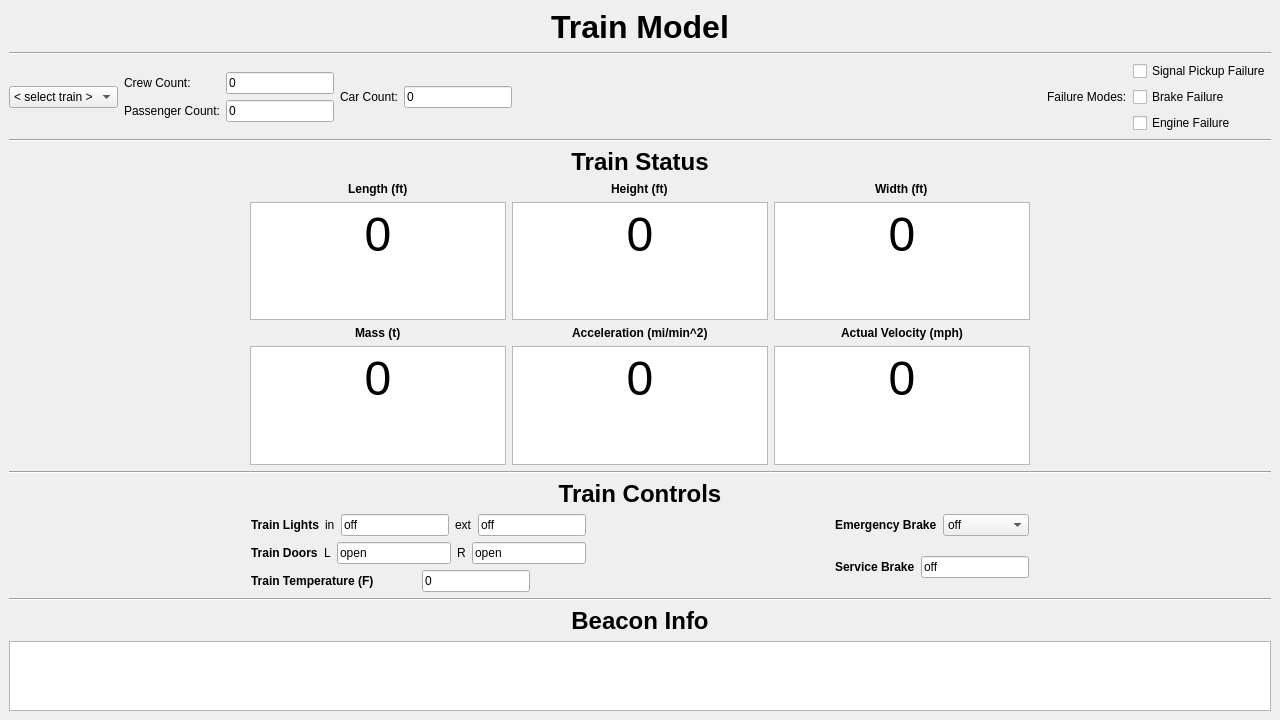
This is Modules/Train_Model/Frontend/Train_Model_UI.ui in keshavshankar08/ECE1140 as Qt 5 draws it before an edit. The edited form follows.
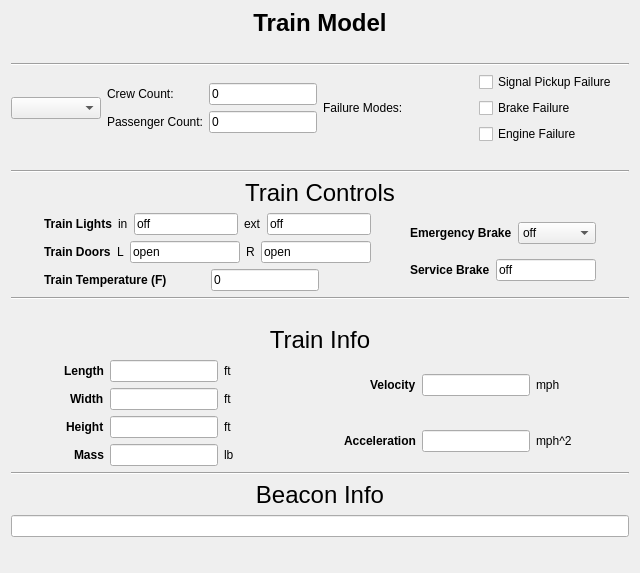
This is the edited form.

```diff
--- a/Modules/Train_Model/Frontend/Train_Model_UI.ui
+++ b/Modules/Train_Model/Frontend/Train_Model_UI.ui
@@ -6,14 +6,14 @@
    <rect>
     <x>0</x>
     <y>0</y>
-    <width>1280</width>
-    <height>720</height>
+    <width>640</width>
+    <height>573</height>
    </rect>
   </property>
   <property name="maximumSize">
    <size>
-    <width>1280</width>
-    <height>720</height>
+    <width>640</width>
+    <height>573</height>
    </size>
   </property>
   <property name="font">
@@ -28,21 +28,56 @@
    <property name="mouseTracking">
     <bool>false</bool>
    </property>
-   <layout class="QVBoxLayout" name="verticalLayout_4">
+   <layout class="QGridLayout" name="gridLayout_2">
+    <item row="0" column="0">
+     <spacer name="horizontalSpacer_2">
+      <property name="orientation">
+       <enum>Qt::Horizontal</enum>
+      </property>
+      <property name="sizeHint" stdset="0">
+       <size>
+        <width>40</width>
+        <height>20</height>
+       </size>
+      </property>
+     </spacer>
+    </item>
+    <item row="0" column="1">
+     <layout class="QVBoxLayout" name="verticalLayout_11">
     <item>
      <widget class="QLabel" name="label_6">
       <property name="text">
-       <string>&lt;html&gt;&lt;head/&gt;&lt;body&gt;&lt;p align=&quot;center&quot;&gt;&lt;span style=&quot; font-size:24pt; font-weight:600;&quot;&gt;Train Model&lt;/span&gt;&lt;/p&gt;&lt;/body&gt;&lt;/html&gt;</string>
+         <string>&lt;html&gt;&lt;head/&gt;&lt;body&gt;&lt;p align=&quot;center&quot;&gt;&lt;span style=&quot; font-size:18pt; font-weight:600;&quot;&gt;Train Model&lt;/span&gt;&lt;/p&gt;&lt;/body&gt;&lt;/html&gt;</string>
       </property>
      </widget>
     </item>
     <item>
-     <widget class="Line" name="line_4">
+       <spacer name="horizontalSpacer_5">
       <property name="orientation">
        <enum>Qt::Horizontal</enum>
       </property>
-     </widget>
-    </item>
+        <property name="sizeHint" stdset="0">
+         <size>
+          <width>40</width>
+          <height>20</height>
+         </size>
+        </property>
+       </spacer>
+      </item>
+      <item>
+       <widget class="Line" name="line">
+        <property name="orientation">
+         <enum>Qt::Horizontal</enum>
+        </property>
+       </widget>
+      </item>
+      <item>
+       <layout class="QVBoxLayout" name="verticalLayout_10">
+        <item>
+         <layout class="QVBoxLayout" name="verticalLayout_17"/>
+        </item>
+        <item>
+         <layout class="QVBoxLayout" name="verticalLayout_9">
     <item>
      <layout class="QHBoxLayout" name="horizontalLayout_9">
       <item>
@@ -94,44 +129,7 @@
          </layout>
         </item>
         <item row="0" column="0">
-         <widget class="QComboBox" name="trainSelectComboBox">
-          <item>
-           <property name="text">
-            <string>&lt; select train &gt;</string>
-           </property>
-          </item>
-         </widget>
-        </item>
-       </layout>
-      </item>
-      <item>
-       <layout class="QHBoxLayout" name="horizontalLayout_4">
-        <item>
-         <widget class="QLabel" name="label_5">
-          <property name="text">
-           <string>Car Count:</string>
-          </property>
-         </widget>
-        </item>
-        <item alignment="Qt::AlignLeft">
-         <widget class="QLineEdit" name="lineEdit_3">
-          <property name="text">
-           <string>0</string>
-          </property>
-         </widget>
-        </item>
-        <item>
-         <spacer name="horizontalSpacer_2">
-          <property name="orientation">
-           <enum>Qt::Horizontal</enum>
-          </property>
-          <property name="sizeHint" stdset="0">
-           <size>
-            <width>40</width>
-            <height>20</height>
-           </size>
-          </property>
-         </spacer>
+               <widget class="QComboBox" name="trainSelectComboBox"/>
         </item>
        </layout>
       </item>
@@ -174,277 +172,14 @@
      </layout>
     </item>
     <item>
-     <widget class="Line" name="line">
+           <spacer name="horizontalSpacer_7">
       <property name="orientation">
        <enum>Qt::Horizontal</enum>
       </property>
-     </widget>
-    </item>
-    <item>
-     <layout class="QVBoxLayout" name="verticalLayout_13">
-      <item>
-       <layout class="QGridLayout" name="gridLayout_2">
-        <item row="2" column="0">
-         <spacer name="horizontalSpacer_4">
-          <property name="orientation">
-           <enum>Qt::Horizontal</enum>
-          </property>
           <property name="sizeHint" stdset="0">
            <size>
             <width>40</width>
             <height>20</height>
-           </size>
-          </property>
-         </spacer>
-        </item>
-        <item row="1" column="2">
-         <layout class="QVBoxLayout" name="verticalLayout_8">
-          <item alignment="Qt::AlignHCenter">
-           <widget class="QLabel" name="label_10">
-            <property name="text">
-             <string>&lt;html&gt;&lt;head/&gt;&lt;body&gt;&lt;p&gt;&lt;span style=&quot; font-weight:600;&quot;&gt;Height (ft)&lt;/span&gt;&lt;/p&gt;&lt;/body&gt;&lt;/html&gt;</string>
-            </property>
-           </widget>
-          </item>
-          <item alignment="Qt::AlignHCenter|Qt::AlignVCenter">
-           <widget class="QTextEdit" name="heightDisplay">
-            <property name="readOnly">
-             <bool>true</bool>
-            </property>
-            <property name="html">
-             <string>&lt;!DOCTYPE HTML PUBLIC &quot;-//W3C//DTD HTML 4.0//EN&quot; &quot;http://www.w3.org/TR/REC-html40/strict.dtd&quot;&gt;
-&lt;html&gt;&lt;head&gt;&lt;meta name=&quot;qrichtext&quot; content=&quot;1&quot; /&gt;&lt;style type=&quot;text/css&quot;&gt;
-p, li { white-space: pre-wrap; }
-&lt;/style&gt;&lt;/head&gt;&lt;body style=&quot; font-family:'Arial'; font-size:13pt; font-weight:400; font-style:normal;&quot;&gt;
-&lt;p align=&quot;center&quot; style=&quot; margin-top:0px; margin-bottom:0px; margin-left:0px; margin-right:0px; -qt-block-indent:0; text-indent:0px;&quot;&gt;&lt;span style=&quot; font-size:36pt;&quot;&gt;0&lt;/span&gt;&lt;/p&gt;&lt;/body&gt;&lt;/html&gt;</string>
-            </property>
-           </widget>
-          </item>
-         </layout>
-        </item>
-        <item row="1" column="1">
-         <layout class="QVBoxLayout" name="verticalLayout_2">
-          <item alignment="Qt::AlignHCenter">
-           <widget class="QLabel" name="label_4">
-            <property name="text">
-             <string>&lt;html&gt;&lt;head/&gt;&lt;body&gt;&lt;p&gt;&lt;span style=&quot; font-weight:600;&quot;&gt;Length (ft)&lt;/span&gt;&lt;/p&gt;&lt;/body&gt;&lt;/html&gt;</string>
-            </property>
-           </widget>
-          </item>
-          <item alignment="Qt::AlignHCenter">
-           <widget class="QTextEdit" name="lengthDisplay">
-            <property name="readOnly">
-             <bool>true</bool>
-            </property>
-            <property name="html">
-             <string>&lt;!DOCTYPE HTML PUBLIC &quot;-//W3C//DTD HTML 4.0//EN&quot; &quot;http://www.w3.org/TR/REC-html40/strict.dtd&quot;&gt;
-&lt;html&gt;&lt;head&gt;&lt;meta name=&quot;qrichtext&quot; content=&quot;1&quot; /&gt;&lt;style type=&quot;text/css&quot;&gt;
-p, li { white-space: pre-wrap; }
-&lt;/style&gt;&lt;/head&gt;&lt;body style=&quot; font-family:'Arial'; font-size:13pt; font-weight:400; font-style:normal;&quot;&gt;
-&lt;p align=&quot;center&quot; style=&quot; margin-top:0px; margin-bottom:0px; margin-left:0px; margin-right:0px; -qt-block-indent:0; text-indent:0px;&quot;&gt;&lt;span style=&quot; font-size:36pt;&quot;&gt;0&lt;/span&gt;&lt;/p&gt;&lt;/body&gt;&lt;/html&gt;</string>
-            </property>
-           </widget>
-          </item>
-         </layout>
-        </item>
-        <item row="4" column="2">
-         <spacer name="verticalSpacer_7">
-          <property name="orientation">
-           <enum>Qt::Vertical</enum>
-          </property>
-          <property name="sizeHint" stdset="0">
-           <size>
-            <width>20</width>
-            <height>40</height>
-           </size>
-          </property>
-         </spacer>
-        </item>
-        <item row="6" column="2">
-         <spacer name="verticalSpacer_5">
-          <property name="orientation">
-           <enum>Qt::Vertical</enum>
-          </property>
-          <property name="sizeHint" stdset="0">
-           <size>
-            <width>20</width>
-            <height>40</height>
-           </size>
-          </property>
-         </spacer>
-        </item>
-        <item row="5" column="2">
-         <spacer name="verticalSpacer_6">
-          <property name="orientation">
-           <enum>Qt::Vertical</enum>
-          </property>
-          <property name="sizeHint" stdset="0">
-           <size>
-            <width>20</width>
-            <height>40</height>
-           </size>
-          </property>
-         </spacer>
-        </item>
-        <item row="2" column="2">
-         <layout class="QVBoxLayout" name="verticalLayout_11">
-          <item alignment="Qt::AlignHCenter">
-           <widget class="QLabel" name="label_13">
-            <property name="text">
-             <string>&lt;html&gt;&lt;head/&gt;&lt;body&gt;&lt;p&gt;&lt;span style=&quot; font-weight:600;&quot;&gt;Acceleration (mi/min^2)&lt;/span&gt;&lt;/p&gt;&lt;/body&gt;&lt;/html&gt;</string>
-            </property>
-           </widget>
-          </item>
-          <item>
-           <widget class="QTextEdit" name="accelDisplay">
-            <property name="readOnly">
-             <bool>true</bool>
-            </property>
-            <property name="html">
-             <string>&lt;!DOCTYPE HTML PUBLIC &quot;-//W3C//DTD HTML 4.0//EN&quot; &quot;http://www.w3.org/TR/REC-html40/strict.dtd&quot;&gt;
-&lt;html&gt;&lt;head&gt;&lt;meta name=&quot;qrichtext&quot; content=&quot;1&quot; /&gt;&lt;style type=&quot;text/css&quot;&gt;
-p, li { white-space: pre-wrap; }
-&lt;/style&gt;&lt;/head&gt;&lt;body style=&quot; font-family:'Arial'; font-size:13pt; font-weight:400; font-style:normal;&quot;&gt;
-&lt;p align=&quot;center&quot; style=&quot; margin-top:0px; margin-bottom:0px; margin-left:0px; margin-right:0px; -qt-block-indent:0; text-indent:0px;&quot;&gt;&lt;span style=&quot; font-size:36pt;&quot;&gt;0&lt;/span&gt;&lt;/p&gt;&lt;/body&gt;&lt;/html&gt;</string>
-            </property>
-           </widget>
-          </item>
-         </layout>
-        </item>
-        <item row="2" column="1">
-         <layout class="QVBoxLayout" name="verticalLayout_10">
-          <item alignment="Qt::AlignHCenter">
-           <widget class="QLabel" name="label_12">
-            <property name="text">
-             <string>&lt;html&gt;&lt;head/&gt;&lt;body&gt;&lt;p&gt;&lt;span style=&quot; font-weight:600;&quot;&gt;Mass (t)&lt;/span&gt;&lt;/p&gt;&lt;/body&gt;&lt;/html&gt;</string>
-            </property>
-           </widget>
-          </item>
-          <item alignment="Qt::AlignHCenter|Qt::AlignVCenter">
-           <widget class="QTextEdit" name="massDisplay">
-            <property name="readOnly">
-             <bool>true</bool>
-            </property>
-            <property name="html">
-             <string>&lt;!DOCTYPE HTML PUBLIC &quot;-//W3C//DTD HTML 4.0//EN&quot; &quot;http://www.w3.org/TR/REC-html40/strict.dtd&quot;&gt;
-&lt;html&gt;&lt;head&gt;&lt;meta name=&quot;qrichtext&quot; content=&quot;1&quot; /&gt;&lt;style type=&quot;text/css&quot;&gt;
-p, li { white-space: pre-wrap; }
-&lt;/style&gt;&lt;/head&gt;&lt;body style=&quot; font-family:'Arial'; font-size:13pt; font-weight:400; font-style:normal;&quot;&gt;
-&lt;p align=&quot;center&quot; style=&quot; margin-top:0px; margin-bottom:0px; margin-left:0px; margin-right:0px; -qt-block-indent:0; text-indent:0px;&quot;&gt;&lt;span style=&quot; font-size:36pt;&quot;&gt;0&lt;/span&gt;&lt;/p&gt;&lt;/body&gt;&lt;/html&gt;</string>
-            </property>
-           </widget>
-          </item>
-         </layout>
-        </item>
-        <item row="2" column="3">
-         <layout class="QVBoxLayout" name="verticalLayout_12">
-          <item alignment="Qt::AlignHCenter">
-           <widget class="QLabel" name="label_14">
-            <property name="text">
-             <string>&lt;html&gt;&lt;head/&gt;&lt;body&gt;&lt;p&gt;&lt;span style=&quot; font-weight:600;&quot;&gt;Actual Velocity (mph)&lt;/span&gt;&lt;/p&gt;&lt;/body&gt;&lt;/html&gt;</string>
-            </property>
-           </widget>
-          </item>
-          <item alignment="Qt::AlignHCenter|Qt::AlignVCenter">
-           <widget class="QTextEdit" name="velDisplay">
-            <property name="readOnly">
-             <bool>true</bool>
-            </property>
-            <property name="html">
-             <string>&lt;!DOCTYPE HTML PUBLIC &quot;-//W3C//DTD HTML 4.0//EN&quot; &quot;http://www.w3.org/TR/REC-html40/strict.dtd&quot;&gt;
-&lt;html&gt;&lt;head&gt;&lt;meta name=&quot;qrichtext&quot; content=&quot;1&quot; /&gt;&lt;style type=&quot;text/css&quot;&gt;
-p, li { white-space: pre-wrap; }
-&lt;/style&gt;&lt;/head&gt;&lt;body style=&quot; font-family:'Arial'; font-size:13pt; font-weight:400; font-style:normal;&quot;&gt;
-&lt;p align=&quot;center&quot; style=&quot; margin-top:0px; margin-bottom:0px; margin-left:0px; margin-right:0px; -qt-block-indent:0; text-indent:0px;&quot;&gt;&lt;span style=&quot; font-size:36pt;&quot;&gt;0&lt;/span&gt;&lt;/p&gt;&lt;/body&gt;&lt;/html&gt;</string>
-            </property>
-           </widget>
-          </item>
-         </layout>
-        </item>
-        <item row="0" column="2">
-         <widget class="QLabel" name="label_15">
-          <property name="text">
-           <string>&lt;html&gt;&lt;head/&gt;&lt;body&gt;&lt;p align=&quot;center&quot;&gt;&lt;span style=&quot; font-size:18pt; font-weight:600;&quot;&gt;Train Status&lt;/span&gt;&lt;/p&gt;&lt;/body&gt;&lt;/html&gt;</string>
-          </property>
-         </widget>
-        </item>
-        <item row="3" column="2">
-         <spacer name="verticalSpacer_4">
-          <property name="orientation">
-           <enum>Qt::Vertical</enum>
-          </property>
-          <property name="sizeHint" stdset="0">
-           <size>
-            <width>20</width>
-            <height>40</height>
-           </size>
-          </property>
-         </spacer>
-        </item>
-        <item row="1" column="3">
-         <layout class="QVBoxLayout" name="verticalLayout_9">
-          <item alignment="Qt::AlignHCenter">
-           <widget class="QLabel" name="label_11">
-            <property name="text">
-             <string>&lt;html&gt;&lt;head/&gt;&lt;body&gt;&lt;p&gt;&lt;span style=&quot; font-weight:600;&quot;&gt;Width (ft)&lt;/span&gt;&lt;/p&gt;&lt;/body&gt;&lt;/html&gt;</string>
-            </property>
-           </widget>
-          </item>
-          <item alignment="Qt::AlignHCenter|Qt::AlignVCenter">
-           <widget class="QTextEdit" name="widthDisplay">
-            <property name="readOnly">
-             <bool>true</bool>
-            </property>
-            <property name="html">
-             <string>&lt;!DOCTYPE HTML PUBLIC &quot;-//W3C//DTD HTML 4.0//EN&quot; &quot;http://www.w3.org/TR/REC-html40/strict.dtd&quot;&gt;
-&lt;html&gt;&lt;head&gt;&lt;meta name=&quot;qrichtext&quot; content=&quot;1&quot; /&gt;&lt;style type=&quot;text/css&quot;&gt;
-p, li { white-space: pre-wrap; }
-&lt;/style&gt;&lt;/head&gt;&lt;body style=&quot; font-family:'Arial'; font-size:13pt; font-weight:400; font-style:normal;&quot;&gt;
-&lt;p align=&quot;center&quot; style=&quot; margin-top:0px; margin-bottom:0px; margin-left:0px; margin-right:0px; -qt-block-indent:0; text-indent:0px;&quot;&gt;&lt;span style=&quot; font-size:36pt;&quot;&gt;0&lt;/span&gt;&lt;/p&gt;&lt;/body&gt;&lt;/html&gt;</string>
-            </property>
-           </widget>
-          </item>
-         </layout>
-        </item>
-        <item row="7" column="2">
-         <spacer name="verticalSpacer_3">
-          <property name="orientation">
-           <enum>Qt::Vertical</enum>
-          </property>
-          <property name="sizeHint" stdset="0">
-           <size>
-            <width>20</width>
-            <height>40</height>
-           </size>
-          </property>
-         </spacer>
-        </item>
-        <item row="2" column="4">
-         <spacer name="horizontalSpacer_5">
-          <property name="orientation">
-           <enum>Qt::Horizontal</enum>
-          </property>
-          <property name="sizeHint" stdset="0">
-           <size>
-            <width>40</width>
-            <height>20</height>
-           </size>
-          </property>
-         </spacer>
-        </item>
-       </layout>
-      </item>
-     </layout>
-    </item>
-    <item>
-     <spacer name="verticalSpacer_2">
-      <property name="orientation">
-       <enum>Qt::Vertical</enum>
-      </property>
-      <property name="sizeHint" stdset="0">
-       <size>
-        <width>20</width>
-        <height>13</height>
        </size>
       </property>
      </spacer>
@@ -457,24 +192,15 @@
      </widget>
     </item>
     <item>
-     <spacer name="verticalSpacer">
-      <property name="orientation">
-       <enum>Qt::Vertical</enum>
-      </property>
-      <property name="sizeHint" stdset="0">
-       <size>
-        <width>20</width>
-        <height>13</height>
-       </size>
-      </property>
-     </spacer>
-    </item>
+           <layout class="QVBoxLayout" name="verticalLayout_8">
+            <item>
+             <layout class="QVBoxLayout" name="verticalLayout_7">
     <item>
      <layout class="QVBoxLayout" name="verticalLayout_16">
       <item>
        <widget class="QLabel" name="label_16">
         <property name="text">
-         <string>&lt;html&gt;&lt;head/&gt;&lt;body&gt;&lt;p align=&quot;center&quot;&gt;&lt;span style=&quot; font-size:18pt; font-weight:600;&quot;&gt;Train Controls&lt;/span&gt;&lt;/p&gt;&lt;/body&gt;&lt;/html&gt;</string>
+                   <string>&lt;html&gt;&lt;head/&gt;&lt;body&gt;&lt;p align=&quot;center&quot;&gt;&lt;span style=&quot; font-size:18pt;&quot;&gt;Train Controls&lt;/span&gt;&lt;/p&gt;&lt;/body&gt;&lt;/html&gt;</string>
         </property>
        </widget>
       </item>
@@ -511,7 +237,7 @@
               </property>
              </widget>
             </item>
-            <item>
+                      <item alignment="Qt::AlignRight">
              <widget class="QLineEdit" name="intLightDisplay">
               <property name="text">
                <string>off</string>
@@ -657,14 +383,11 @@
               </property>
              </widget>
             </item>
-            <item alignment="Qt::AlignHCenter|Qt::AlignVCenter">
+                      <item alignment="Qt::AlignRight">
              <widget class="QLineEdit" name="sBrakeDisplay">
               <property name="text">
                <string>off</string>
               </property>
-              <property name="readOnly">
-               <bool>true</bool>
-              </property>
              </widget>
             </item>
            </layout>
@@ -688,45 +411,6 @@
       </item>
      </layout>
     </item>
-    <item>
-     <spacer name="verticalSpacer_9">
-      <property name="orientation">
-       <enum>Qt::Vertical</enum>
-      </property>
-      <property name="sizeHint" stdset="0">
-       <size>
-        <width>20</width>
-        <height>13</height>
-       </size>
-      </property>
-     </spacer>
-    </item>
-    <item>
-     <spacer name="verticalSpacer_10">
-      <property name="orientation">
-       <enum>Qt::Vertical</enum>
-      </property>
-      <property name="sizeHint" stdset="0">
-       <size>
-        <width>20</width>
-        <height>13</height>
-       </size>
-      </property>
-     </spacer>
-    </item>
-    <item>
-     <spacer name="verticalSpacer_8">
-      <property name="orientation">
-       <enum>Qt::Vertical</enum>
-      </property>
-      <property name="sizeHint" stdset="0">
-       <size>
-        <width>20</width>
-        <height>13</height>
-       </size>
-      </property>
-     </spacer>
-    </item>
     <item>
      <widget class="Line" name="line_3">
       <property name="orientation">
@@ -735,26 +419,247 @@
      </widget>
     </item>
     <item>
-     <layout class="QVBoxLayout" name="verticalLayout_17">
+               <spacer name="horizontalSpacer_8">
+                <property name="orientation">
+                 <enum>Qt::Horizontal</enum>
+                </property>
+                <property name="sizeHint" stdset="0">
+                 <size>
+                  <width>40</width>
+                  <height>20</height>
+                 </size>
+                </property>
+               </spacer>
+              </item>
+              <item>
+               <layout class="QVBoxLayout" name="verticalLayout_6">
+                <item>
+                 <widget class="QLabel" name="label_25">
+                  <property name="text">
+                   <string>&lt;html&gt;&lt;head/&gt;&lt;body&gt;&lt;p align=&quot;center&quot;&gt;&lt;span style=&quot; font-size:18pt;&quot;&gt;Train Info&lt;/span&gt;&lt;/p&gt;&lt;/body&gt;&lt;/html&gt;</string>
+                  </property>
+                 </widget>
+                </item>
+                <item>
+                 <layout class="QHBoxLayout" name="horizontalLayout_17">
+                  <item>
+                   <layout class="QVBoxLayout" name="verticalLayout_2">
+                    <item>
+                     <layout class="QHBoxLayout" name="horizontalLayout_4">
+                      <item alignment="Qt::AlignRight">
+                       <widget class="QLabel" name="label_4">
+                        <property name="text">
+                         <string>&lt;html&gt;&lt;head/&gt;&lt;body&gt;&lt;p&gt;&lt;span style=&quot; font-weight:600;&quot;&gt;Length&lt;/span&gt;&lt;/p&gt;&lt;/body&gt;&lt;/html&gt;</string>
+                        </property>
+                       </widget>
+                      </item>
+                      <item alignment="Qt::AlignRight">
+                       <widget class="QLineEdit" name="lengthDisplay">
+                        <property name="readOnly">
+                         <bool>true</bool>
+                        </property>
+                       </widget>
+                      </item>
+                      <item>
+                       <widget class="QLabel" name="label_11">
+                        <property name="text">
+                         <string>ft</string>
+                        </property>
+                       </widget>
+                      </item>
+                     </layout>
+                    </item>
+                    <item>
+                     <layout class="QHBoxLayout" name="horizontalLayout_12">
+                      <item alignment="Qt::AlignRight">
+                       <widget class="QLabel" name="label_5">
+                        <property name="text">
+                         <string>&lt;html&gt;&lt;head/&gt;&lt;body&gt;&lt;p&gt;&lt;span style=&quot; font-weight:600;&quot;&gt;Width&lt;/span&gt;&lt;/p&gt;&lt;/body&gt;&lt;/html&gt;</string>
+                        </property>
+                       </widget>
+                      </item>
+                      <item alignment="Qt::AlignRight">
+                       <widget class="QLineEdit" name="widthDisplay">
+                        <property name="readOnly">
+                         <bool>true</bool>
+                        </property>
+                       </widget>
+                      </item>
+                      <item>
+                       <widget class="QLabel" name="label_12">
+                        <property name="text">
+                         <string>ft</string>
+                        </property>
+                       </widget>
+                      </item>
+                     </layout>
+                    </item>
+                    <item>
+                     <layout class="QHBoxLayout" name="horizontalLayout_13">
+                      <item alignment="Qt::AlignRight">
+                       <widget class="QLabel" name="label_7">
+                        <property name="text">
+                         <string>&lt;html&gt;&lt;head/&gt;&lt;body&gt;&lt;p&gt;&lt;span style=&quot; font-weight:600;&quot;&gt;Height&lt;/span&gt;&lt;/p&gt;&lt;/body&gt;&lt;/html&gt;</string>
+                        </property>
+                       </widget>
+                      </item>
+                      <item alignment="Qt::AlignRight">
+                       <widget class="QLineEdit" name="heightDisplay">
+                        <property name="readOnly">
+                         <bool>true</bool>
+                        </property>
+                       </widget>
+                      </item>
+                      <item>
+                       <widget class="QLabel" name="label_13">
+                        <property name="text">
+                         <string>ft</string>
+                        </property>
+                       </widget>
+                      </item>
+                     </layout>
+                    </item>
+                    <item>
+                     <layout class="QHBoxLayout" name="horizontalLayout_14">
+                      <item alignment="Qt::AlignRight">
+                       <widget class="QLabel" name="label_8">
+                        <property name="text">
+                         <string>&lt;html&gt;&lt;head/&gt;&lt;body&gt;&lt;p&gt;&lt;span style=&quot; font-weight:600;&quot;&gt;Mass&lt;/span&gt;&lt;/p&gt;&lt;/body&gt;&lt;/html&gt;</string>
+                        </property>
+                       </widget>
+                      </item>
+                      <item alignment="Qt::AlignRight">
+                       <widget class="QLineEdit" name="massDisplay">
+                        <property name="readOnly">
+                         <bool>true</bool>
+                        </property>
+                       </widget>
+                      </item>
+                      <item>
+                       <widget class="QLabel" name="label_14">
+                        <property name="text">
+                         <string>lb</string>
+                        </property>
+                       </widget>
+                      </item>
+                     </layout>
+                    </item>
+                   </layout>
+                  </item>
+                  <item>
+                   <layout class="QVBoxLayout" name="verticalLayout_5">
+                    <item>
+                     <layout class="QHBoxLayout" name="horizontalLayout_15">
+                      <item alignment="Qt::AlignRight">
+                       <widget class="QLabel" name="label_9">
+                        <property name="text">
+                         <string>&lt;html&gt;&lt;head/&gt;&lt;body&gt;&lt;p&gt;&lt;span style=&quot; font-weight:600;&quot;&gt;Velocity&lt;/span&gt;&lt;/p&gt;&lt;/body&gt;&lt;/html&gt;</string>
+                        </property>
+                       </widget>
+                      </item>
+                      <item alignment="Qt::AlignRight">
+                       <widget class="QLineEdit" name="velocityDisplay">
+                        <property name="readOnly">
+                         <bool>true</bool>
+                        </property>
+                       </widget>
+                      </item>
+                      <item>
+                       <widget class="QLabel" name="label_15">
+                        <property name="text">
+                         <string>mph</string>
+                        </property>
+                       </widget>
+                      </item>
+                     </layout>
+                    </item>
+                    <item>
+                     <layout class="QHBoxLayout" name="horizontalLayout_16">
+                      <item alignment="Qt::AlignRight">
+                       <widget class="QLabel" name="label_10">
+                        <property name="text">
+                         <string>&lt;html&gt;&lt;head/&gt;&lt;body&gt;&lt;p&gt;&lt;span style=&quot; font-weight:600;&quot;&gt;Acceleration&lt;/span&gt;&lt;/p&gt;&lt;/body&gt;&lt;/html&gt;</string>
+                        </property>
+                       </widget>
+                      </item>
+                      <item alignment="Qt::AlignRight">
+                       <widget class="QLineEdit" name="accelDisplay">
+                        <property name="readOnly">
+                         <bool>true</bool>
+                        </property>
+                       </widget>
+                      </item>
+                      <item>
+                       <widget class="QLabel" name="label_26">
+                        <property name="text">
+                         <string>mph^2</string>
+                        </property>
+                       </widget>
+                      </item>
+                     </layout>
+                    </item>
+                   </layout>
+                  </item>
+                 </layout>
+                </item>
+               </layout>
+              </item>
+             </layout>
+            </item>
+            <item>
+             <widget class="Line" name="line_4">
+              <property name="orientation">
+               <enum>Qt::Horizontal</enum>
+              </property>
+             </widget>
+            </item>
+            <item>
+             <layout class="QVBoxLayout" name="verticalLayout_4">
       <item>
        <widget class="QLabel" name="label_29">
         <property name="text">
-         <string>&lt;html&gt;&lt;head/&gt;&lt;body&gt;&lt;p align=&quot;center&quot;&gt;&lt;span style=&quot; font-size:18pt; font-weight:600;&quot;&gt;Beacon Info&lt;/span&gt;&lt;/p&gt;&lt;/body&gt;&lt;/html&gt;</string>
+                 <string>&lt;html&gt;&lt;head/&gt;&lt;body&gt;&lt;p align=&quot;center&quot;&gt;&lt;span style=&quot; font-size:18pt;&quot;&gt;Beacon Info&lt;/span&gt;&lt;/p&gt;&lt;/body&gt;&lt;/html&gt;</string>
         </property>
        </widget>
       </item>
       <item>
-       <widget class="QTextBrowser" name="textBrowser">
-        <property name="html">
-         <string>&lt;!DOCTYPE HTML PUBLIC &quot;-//W3C//DTD HTML 4.0//EN&quot; &quot;http://www.w3.org/TR/REC-html40/strict.dtd&quot;&gt;
-&lt;html&gt;&lt;head&gt;&lt;meta name=&quot;qrichtext&quot; content=&quot;1&quot; /&gt;&lt;style type=&quot;text/css&quot;&gt;
-p, li { white-space: pre-wrap; }
-&lt;/style&gt;&lt;/head&gt;&lt;body style=&quot; font-family:'Arial'; font-size:13pt; font-weight:400; font-style:normal;&quot;&gt;
-&lt;p style=&quot;-qt-paragraph-type:empty; margin-top:0px; margin-bottom:0px; margin-left:0px; margin-right:0px; -qt-block-indent:0; text-indent:0px;&quot;&gt;&lt;br /&gt;&lt;/p&gt;&lt;/body&gt;&lt;/html&gt;</string>
-        </property>
-       </widget>
-      </item>
-     </layout>
+               <widget class="QLineEdit" name="beaconDisplay"/>
+              </item>
+              <item>
+               <spacer name="verticalSpacer">
+                <property name="orientation">
+                 <enum>Qt::Vertical</enum>
+                </property>
+                <property name="sizeHint" stdset="0">
+                 <size>
+                  <width>20</width>
+                  <height>40</height>
+                 </size>
+                </property>
+               </spacer>
+              </item>
+             </layout>
+            </item>
+           </layout>
+          </item>
+         </layout>
+        </item>
+       </layout>
+      </item>
+     </layout>
+    </item>
+    <item row="0" column="2">
+     <spacer name="horizontalSpacer_4">
+      <property name="orientation">
+       <enum>Qt::Horizontal</enum>
+      </property>
+      <property name="sizeHint" stdset="0">
+       <size>
+        <width>40</width>
+        <height>20</height>
+       </size>
+      </property>
+     </spacer>
     </item>
    </layout>
   </widget>
```
Left out of the diff: 6 changed lines with no effect on the pictures. Lines whose indentation alone changed are shown as unchanged.
